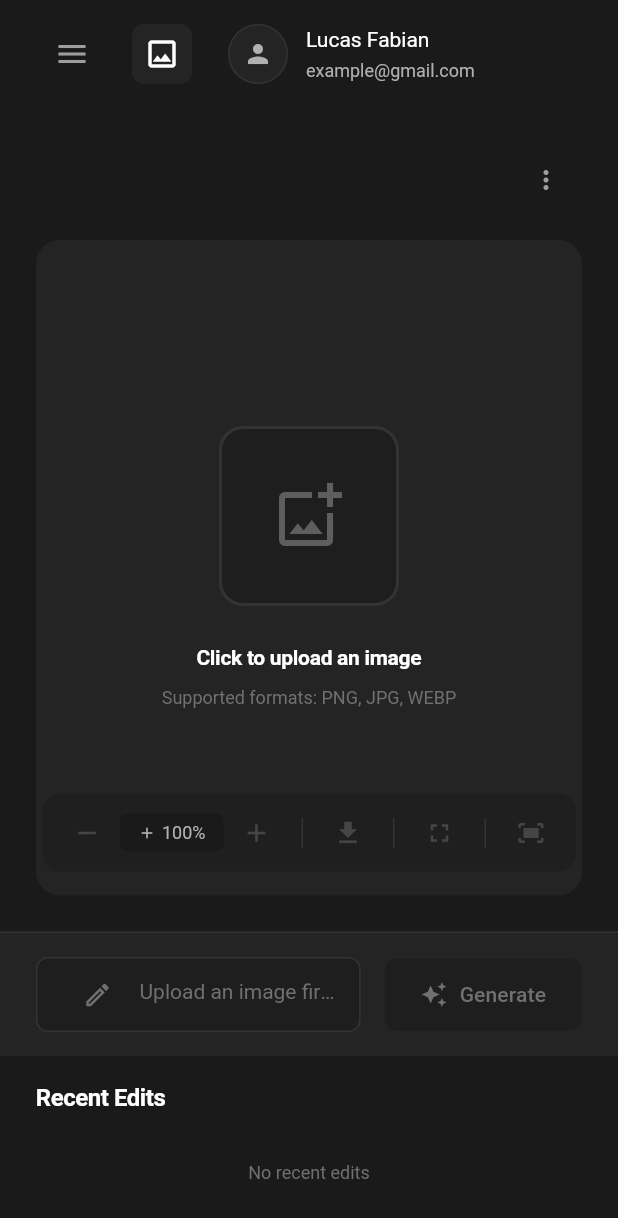
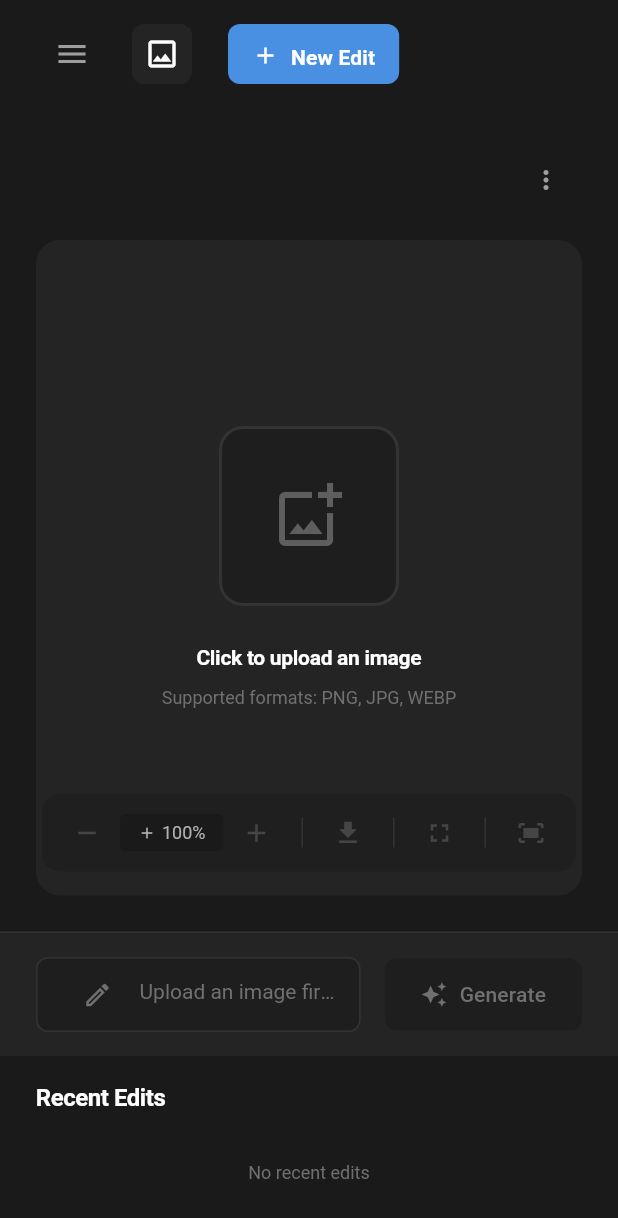
Before and after one commit to yunusemrealpak/flutter-ai-image-studio, a Flutter app: the screen it shows after launch, on a phone screen of 412 x 824 dp. Shown: the top 1218 px of the screen. Run offline on Flutter 3.47's test engine with Material 3 defaults, Android fonts, the light colour scheme and no system bars; our stand-ins replace file_picker, go_router; missing offline and left inert: before_after, dart:html; network calls fail.

Commit message:
App bar'a New Edit butonu eklendi, kullanıcı bilgisi kaldırıldı
- Sol üstteki kullanıcı bilgisi (avatar + isim/email) kaldırıldı
- New Edit butonu sidebar yerine app bar'a taşındı
- Kullanıcı artık her seferinde sidebar açmadan hızlıca yeni edit başlatabilecek
- Buton mavi renk ve + ikonu ile belirgin

```diff
--- a/frontend/lib/widgets/editor_app_bar.dart
+++ b/frontend/lib/widgets/editor_app_bar.dart
@@ -1,4 +1,7 @@
 import 'package:flutter/material.dart';
+import 'package:go_router/go_router.dart';
+import 'package:provider/provider.dart';
+import '../providers/job_provider.dart';
 import '../theme/app_theme.dart';
 
 /// Top application bar for the editor
@@ -25,7 +28,7 @@ class EditorAppBar extends StatelessWidget {
           const SizedBox(width: AppTheme.spacingL),
           _buildLogo(),
           const SizedBox(width: AppTheme.spacingXXL),
-          _buildUserProfile(),
+          _buildNewEditButton(context),
           const Spacer(),
         ],
       ),
@@ -56,51 +59,30 @@ class EditorAppBar extends StatelessWidget {
     );
   }
 
-  Widget _buildUserProfile() {
-    return Row(
-      children: [
-        _buildAvatar(),
-        const SizedBox(width: AppTheme.spacingM),
-        _buildUserInfo(),
-      ],
-    );
-  }
-
-  Widget _buildAvatar() {
-    return Container(
-      width: 40,
-      height: 40,
-      decoration: BoxDecoration(
-        color: AppTheme.surfaceDark,
-        shape: BoxShape.circle,
-        border: Border.all(
-          color: AppTheme.dividerColor,
-          width: 1,
+  Widget _buildNewEditButton(BuildContext context) {
+    return ElevatedButton.icon(
+      onPressed: () {
+        // Clear current job and navigate to home
+        context.read<JobProvider>().clearCurrentJob();
+        context.go('/');
+      },
+      style: ElevatedButton.styleFrom(
+        backgroundColor: AppTheme.primaryBlue,
+        foregroundColor: Colors.white,
+        elevation: 0,
+        padding: const EdgeInsets.symmetric(
+          horizontal: AppTheme.spacingL,
+          vertical: AppTheme.spacingM,
+        ),
+        shape: RoundedRectangleBorder(
+          borderRadius: BorderRadius.circular(AppTheme.radiusM),
         ),
       ),
-      child: const Icon(
-        Icons.person,
-        color: AppTheme.textSecondary,
-        size: 20,
+      icon: const Icon(Icons.add, size: 18),
+      label: const Text(
+        'New Edit',
+        style: TextStyle(fontSize: 14, fontWeight: FontWeight.w600),
       ),
     );
   }
-
-  Widget _buildUserInfo() {
-    return Column(
-      mainAxisAlignment: MainAxisAlignment.center,
-      crossAxisAlignment: CrossAxisAlignment.start,
-      children: const [
-        Text(
-          'Lucas Fabian',
-          style: AppTheme.bodyMedium,
-        ),
-        SizedBox(height: 2),
-        Text(
-          'example@gmail.com',
-          style: AppTheme.bodySmall,
-        ),
-      ],
-    );
-  }
 }
```
